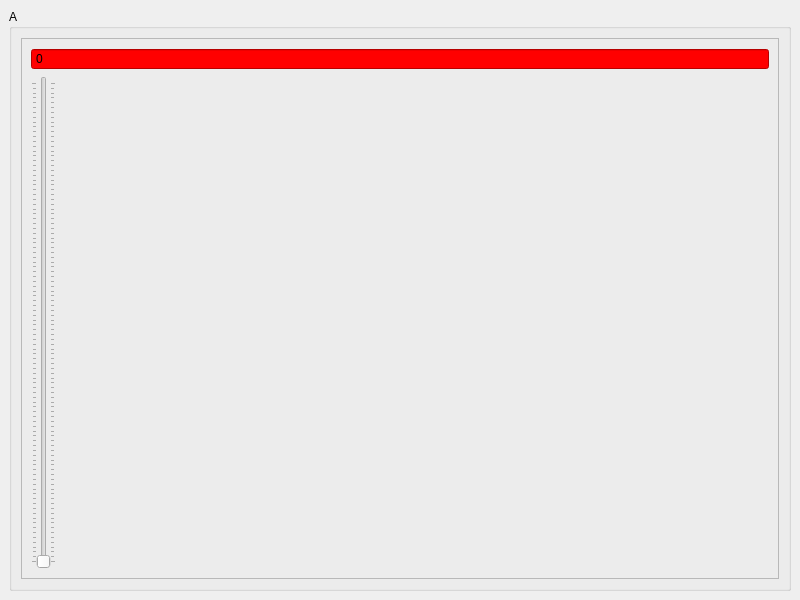
silicon-heaven/mzapoknobs, file app/mainwindow.ui: the form before one commit.
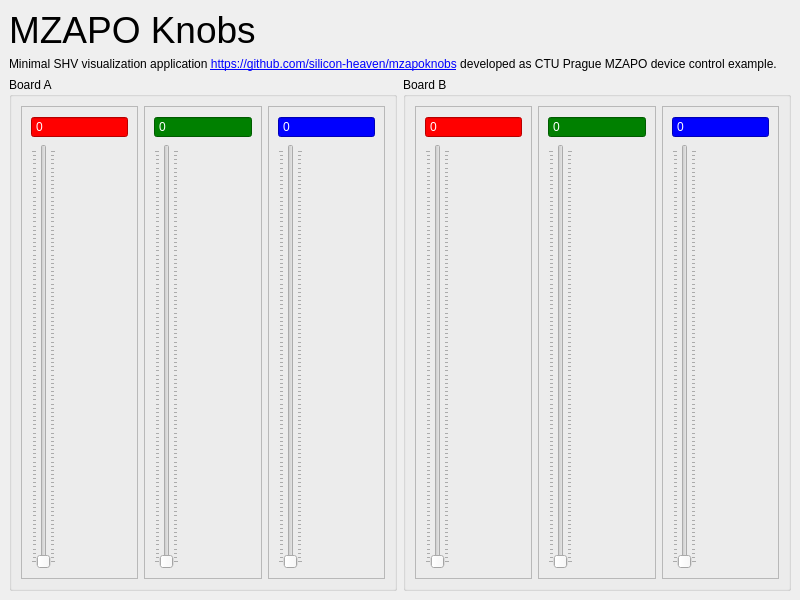
The form after the commit.

Diff of the .ui file:
```diff
--- a/app/mainwindow.ui
+++ b/app/mainwindow.ui
@@ -14,11 +14,33 @@
    <string>MainWindow</string>
   </property>
   <widget class="QWidget" name="centralwidget">
-   <layout class="QGridLayout" name="gridLayout">
-    <item row="0" column="0">
+   <layout class="QVBoxLayout" name="verticalLayout_7">
+    <item>
+     <widget class="QLabel" name="label_2">
+      <property name="styleSheet">
+       <string notr="true">font: 28pt;</string>
+      </property>
+      <property name="text">
+       <string>MZAPO Knobs</string>
+      </property>
+     </widget>
+    </item>
+    <item>
+     <widget class="QLabel" name="label">
+      <property name="text">
+       <string>Minimal SHV visualization application &lt;a href=&quot;https://github.com/silicon-heaven/mzapoknobs&quot;&gt;https://github.com/silicon-heaven/mzapoknobs&lt;/a&gt; developed as CTU Prague MZAPO device control example.</string>
+      </property>
+      <property name="wordWrap">
+       <bool>true</bool>
+      </property>
+     </widget>
+    </item>
+    <item>
+     <layout class="QHBoxLayout" name="horizontalLayout_3">
+      <item>
      <widget class="QGroupBox" name="grpA">
       <property name="title">
-       <string>A</string>
+         <string>Board A</string>
       </property>
       <layout class="QHBoxLayout" name="horizontalLayout">
        <item>
@@ -33,7 +55,7 @@
           <item>
            <widget class="QSpinBox" name="spinbox">
             <property name="styleSheet">
-             <string notr="true">background: red</string>
+               <string notr="true">background: red;color:white</string>
             </property>
             <property name="buttonSymbols">
              <enum>QAbstractSpinBox::NoButtons</enum>
@@ -53,8 +75,179 @@
          </layout>
         </widget>
        </item>
-      </layout>
-     </widget>
+         <item>
+          <widget class="QFrame" name="frameAG">
+           <property name="frameShape">
+            <enum>QFrame::StyledPanel</enum>
+           </property>
+           <property name="frameShadow">
+            <enum>QFrame::Raised</enum>
+           </property>
+           <layout class="QVBoxLayout" name="verticalLayout_2">
+            <item>
+             <widget class="QSpinBox" name="spinbox_2">
+              <property name="styleSheet">
+               <string notr="true">background: green; color:white;</string>
+              </property>
+              <property name="buttonSymbols">
+               <enum>QAbstractSpinBox::NoButtons</enum>
+              </property>
+             </widget>
+            </item>
+            <item>
+             <widget class="QSlider" name="slider_2">
+              <property name="orientation">
+               <enum>Qt::Vertical</enum>
+              </property>
+              <property name="tickPosition">
+               <enum>QSlider::TicksBothSides</enum>
+              </property>
+             </widget>
+            </item>
+           </layout>
+          </widget>
+         </item>
+         <item>
+          <widget class="QFrame" name="frameAB">
+           <property name="frameShape">
+            <enum>QFrame::StyledPanel</enum>
+           </property>
+           <property name="frameShadow">
+            <enum>QFrame::Raised</enum>
+           </property>
+           <layout class="QVBoxLayout" name="verticalLayout_3">
+            <item>
+             <widget class="QSpinBox" name="spinbox_3">
+              <property name="styleSheet">
+               <string notr="true">background: blue; color:white;</string>
+              </property>
+              <property name="buttonSymbols">
+               <enum>QAbstractSpinBox::NoButtons</enum>
+              </property>
+             </widget>
+            </item>
+            <item>
+             <widget class="QSlider" name="slider_3">
+              <property name="orientation">
+               <enum>Qt::Vertical</enum>
+              </property>
+              <property name="tickPosition">
+               <enum>QSlider::TicksBothSides</enum>
+              </property>
+             </widget>
+            </item>
+           </layout>
+          </widget>
+         </item>
+        </layout>
+       </widget>
+      </item>
+      <item>
+       <widget class="QGroupBox" name="grpA_2">
+        <property name="title">
+         <string>Board B</string>
+        </property>
+        <layout class="QHBoxLayout" name="horizontalLayout_2">
+         <item>
+          <widget class="QFrame" name="frameBR">
+           <property name="frameShape">
+            <enum>QFrame::StyledPanel</enum>
+           </property>
+           <property name="frameShadow">
+            <enum>QFrame::Raised</enum>
+           </property>
+           <layout class="QVBoxLayout" name="verticalLayout_4">
+            <item>
+             <widget class="QSpinBox" name="spinbox_4">
+              <property name="styleSheet">
+               <string notr="true">background: red; color:white;</string>
+              </property>
+              <property name="buttonSymbols">
+               <enum>QAbstractSpinBox::NoButtons</enum>
+              </property>
+             </widget>
+            </item>
+            <item>
+             <widget class="QSlider" name="slider_4">
+              <property name="orientation">
+               <enum>Qt::Vertical</enum>
+              </property>
+              <property name="tickPosition">
+               <enum>QSlider::TicksBothSides</enum>
+              </property>
+             </widget>
+            </item>
+           </layout>
+          </widget>
+         </item>
+         <item>
+          <widget class="QFrame" name="frameBG">
+           <property name="frameShape">
+            <enum>QFrame::StyledPanel</enum>
+           </property>
+           <property name="frameShadow">
+            <enum>QFrame::Raised</enum>
+           </property>
+           <layout class="QVBoxLayout" name="verticalLayout_5">
+            <item>
+             <widget class="QSpinBox" name="spinbox_5">
+              <property name="styleSheet">
+               <string notr="true">background: green; color:white;</string>
+              </property>
+              <property name="buttonSymbols">
+               <enum>QAbstractSpinBox::NoButtons</enum>
+              </property>
+             </widget>
+            </item>
+            <item>
+             <widget class="QSlider" name="slider_5">
+              <property name="orientation">
+               <enum>Qt::Vertical</enum>
+              </property>
+              <property name="tickPosition">
+               <enum>QSlider::TicksBothSides</enum>
+              </property>
+             </widget>
+            </item>
+           </layout>
+          </widget>
+         </item>
+         <item>
+          <widget class="QFrame" name="frameBB">
+           <property name="frameShape">
+            <enum>QFrame::StyledPanel</enum>
+           </property>
+           <property name="frameShadow">
+            <enum>QFrame::Raised</enum>
+           </property>
+           <layout class="QVBoxLayout" name="verticalLayout_6">
+            <item>
+             <widget class="QSpinBox" name="spinbox_6">
+              <property name="styleSheet">
+               <string notr="true">background: blue; color:white;</string>
+              </property>
+              <property name="buttonSymbols">
+               <enum>QAbstractSpinBox::NoButtons</enum>
+              </property>
+             </widget>
+            </item>
+            <item>
+             <widget class="QSlider" name="slider_6">
+              <property name="orientation">
+               <enum>Qt::Vertical</enum>
+              </property>
+              <property name="tickPosition">
+               <enum>QSlider::TicksBothSides</enum>
+              </property>
+             </widget>
+            </item>
+           </layout>
+          </widget>
+         </item>
+        </layout>
+       </widget>
+      </item>
+     </layout>
     </item>
    </layout>
   </widget>
```
Lines whose indentation alone changed are shown as unchanged.
